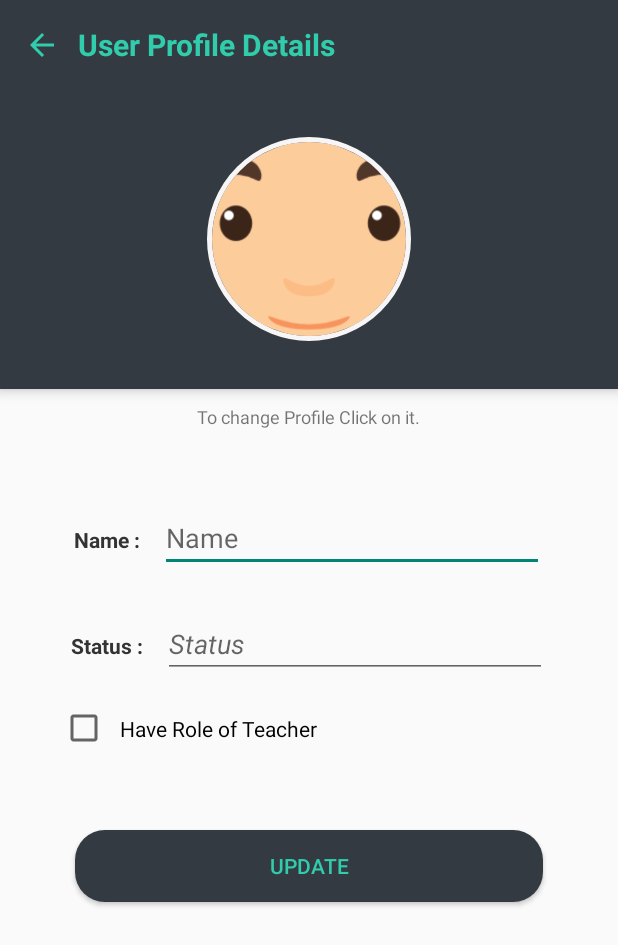
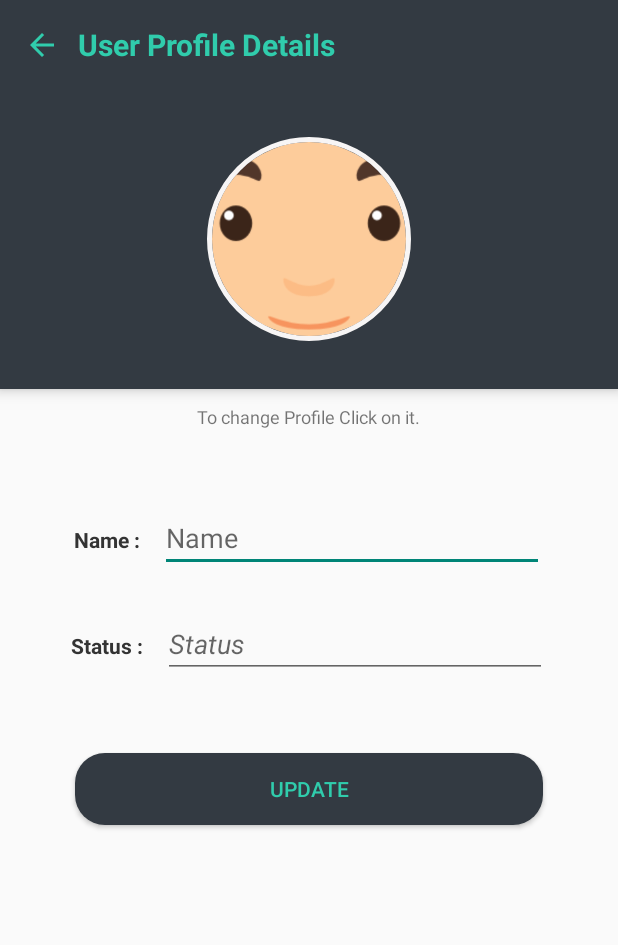
Before and after one commit to IAmJaishree/Engaze, an Android app: the UserProfileActivity screen opened directly, with no data from a screen before it, on a phone screen of 412 x 824 dp. Shown: the top 945 px of the screen. Run offline under Robolectric (Android 15) with nearby library versions, the phone set to English and light mode, and no system bars; our stand-ins replace CircleImageView, Dagger/Hilt's generated code, Firebase (no records; nobody signed in at launch, a user with empty details on screens opened directly), RxJava, Timber; libraries missing offline, so code that uses them is left out: com.squareup.leakcanary; pictures from the network do not load.

Commit message:
fixed bug

```diff
--- a/app/src/main/java/com/india/engaze/screens/Authentication/BasicDetailsInput/UserProfileActivity.kt
+++ b/app/src/main/java/com/india/engaze/screens/Authentication/BasicDetailsInput/UserProfileActivity.kt
@@ -76,10 +76,6 @@ class UserProfileActivity : BaseActivity() {
     }
 
     private fun initialize() {
-
-        teacherCheckbox.setOnCheckedChangeListener { buttonView, _ ->
-            AppController.getInstance().getmSessionManager().isTeacher = (buttonView.isChecked)
-        }
 
         toolbar_text.text = "User Profile Details"
         backButton.setOnClickListener{onBackPressed()}
--- a/app/src/main/res/layout/activity_login.xml
+++ b/app/src/main/res/layout/activity_login.xml
@@ -12,8 +12,8 @@
         <ImageView
             android:id="@+id/logo"
             android:layout_width="match_parent"
-            android:layout_height="400dp"
-            android:scaleType="fitStart"
+            android:layout_height="360dp"
+            android:scaleType="centerCrop"
             android:src="@drawable/loginn"
             app:layout_constraintEnd_toEndOf="parent"
             app:layout_constraintTop_toTopOf="parent" />
@@ -109,7 +109,7 @@
                 android:layout_width="match_parent"
                 android:layout_height="1dp"
                 android:layout_below="@+id/llInfo"
-                android:layout_marginBottom="64dp"
+                android:layout_marginBottom="16dp"
                 android:background="#EEEEEE"
                 app:layout_constraintBottom_toBottomOf="parent"
                 app:layout_constraintStart_toStartOf="parent"
--- a/app/src/main/res/layout/activity_user_profile.xml
+++ b/app/src/main/res/layout/activity_user_profile.xml
@@ -111,19 +111,6 @@
                     android:textStyle="italic" />
             </LinearLayout>
 
-            <CheckBox
-                android:layout_width="wrap_content"
-                android:id="@+id/teacherCheckbox"
-                android:layout_marginStart="40dp"
-                android:layout_gravity="start"
-                android:layout_marginTop="16dp"
-                android:padding="8dp"
-                app:layout_constraintTop_toTopOf="parent"
-                android:textSize="14sp"
-                app:layout_constraintStart_toStartOf="parent"
-                android:text="Have Role of Teacher"
-                android:layout_height="wrap_content"/>
-
             <Button
                 android:id="@+id/user_profile_update_btn"
                 android:layout_width="match_parent"
```
